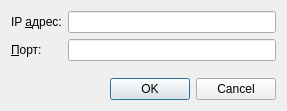
Old version of the form SignalDisplay/SignalDisplay/dialogconnectionsettings.ui in the repository Shisius/Neuroslave.
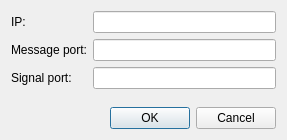
New version of the form.

What changed in the file:
```diff
--- a/SignalDisplay/SignalDisplay/dialogconnectionsettings.ui
+++ b/SignalDisplay/SignalDisplay/dialogconnectionsettings.ui
@@ -7,7 +7,7 @@
     <x>0</x>
     <y>0</y>
     <width>287</width>
-    <height>111</height>
+    <height>140</height>
    </rect>
   </property>
   <property name="windowTitle">
@@ -19,7 +19,7 @@
      <item row="0" column="0">
       <widget class="QLabel" name="label">
        <property name="text">
-        <string>IP &amp;адрес:</string>
+        <string>IP:</string>
        </property>
        <property name="buddy">
         <cstring>le_ip</cstring>
@@ -32,7 +32,7 @@
      <item row="1" column="0">
       <widget class="QLabel" name="label_2">
        <property name="text">
-        <string>&amp;Порт:</string>
+        <string>Message port:</string>
        </property>
        <property name="buddy">
         <cstring>le_port</cstring>
@@ -40,7 +40,17 @@
       </widget>
      </item>
      <item row="1" column="1">
-      <widget class="QLineEdit" name="le_port"/>
+      <widget class="QLineEdit" name="le_port_msg"/>
+     </item>
+     <item row="2" column="0">
+      <widget class="QLabel" name="lbl_port_sig">
+       <property name="text">
+        <string>Signal port:</string>
+       </property>
+      </widget>
+     </item>
+     <item row="2" column="1">
+      <widget class="QLineEdit" name="le_port_sig"/>
      </item>
     </layout>
    </item>
```
Left out of the diff: 6 changed lines with no effect on the pictures.
